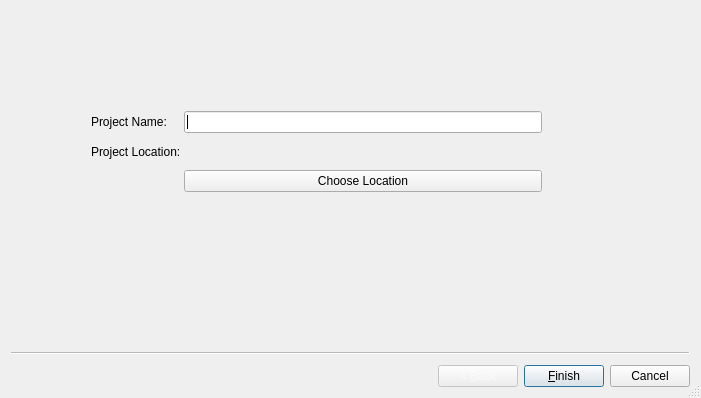
Old version of the form RTIe/RTIe_builder/project_Wizard.ui in the repository Super-SaiyanSandwich/ECMM427.
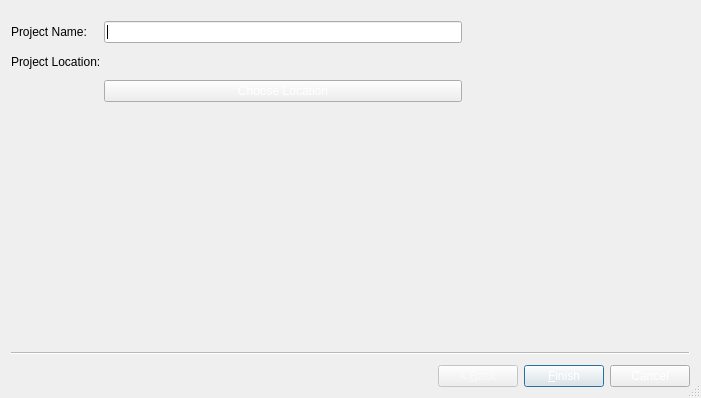
New version of the form.

```diff
--- a/RTIe/RTIe_builder/project_Wizard.ui
+++ b/RTIe/RTIe_builder/project_Wizard.ui
@@ -19,9 +19,9 @@
      <colorrole role="ButtonText">
       <brush brushstyle="SolidPattern">
        <color alpha="255">
-        <red>0</red>
-        <green>0</green>
-        <blue>0</blue>
+        <red>255</red>
+        <green>255</green>
+        <blue>255</blue>
        </color>
       </brush>
      </colorrole>
@@ -30,9 +30,9 @@
      <colorrole role="ButtonText">
       <brush brushstyle="SolidPattern">
        <color alpha="255">
-        <red>0</red>
-        <green>0</green>
-        <blue>0</blue>
+        <red>255</red>
+        <green>255</green>
+        <blue>255</blue>
        </color>
       </brush>
      </colorrole>
@@ -66,8 +66,8 @@
    <widget class="QWidget" name="formLayoutWidget">
     <property name="geometry">
      <rect>
-      <x>80</x>
-      <y>100</y>
+      <x>0</x>
+      <y>10</y>
       <width>451</width>
       <height>81</height>
      </rect>
```
